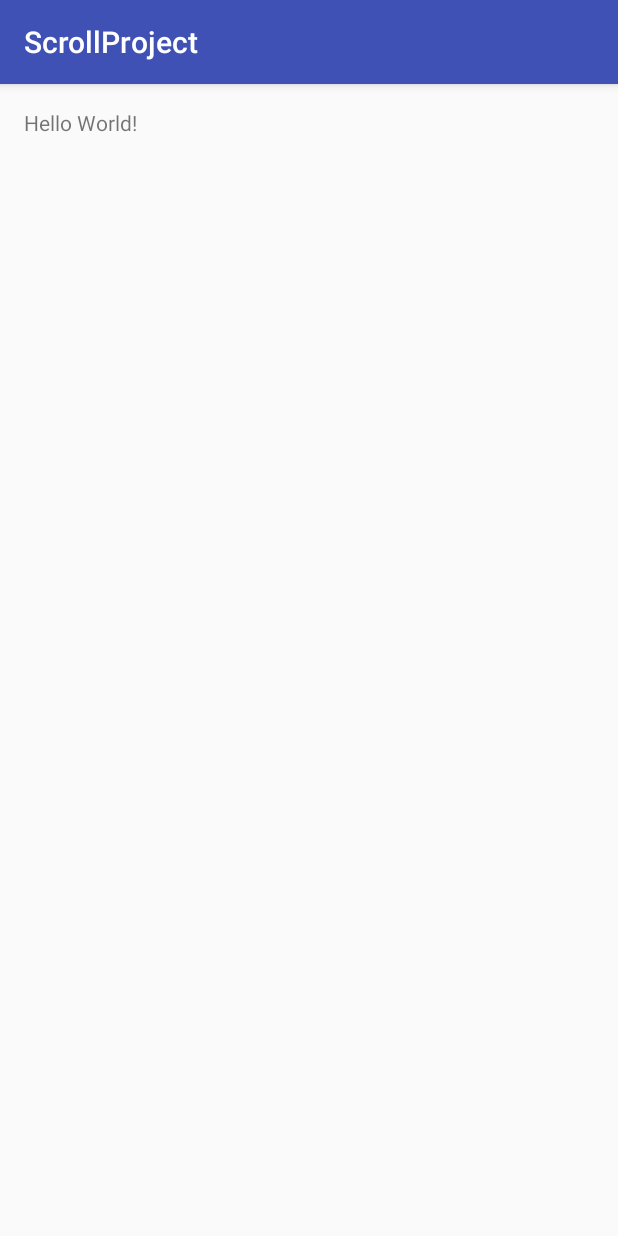
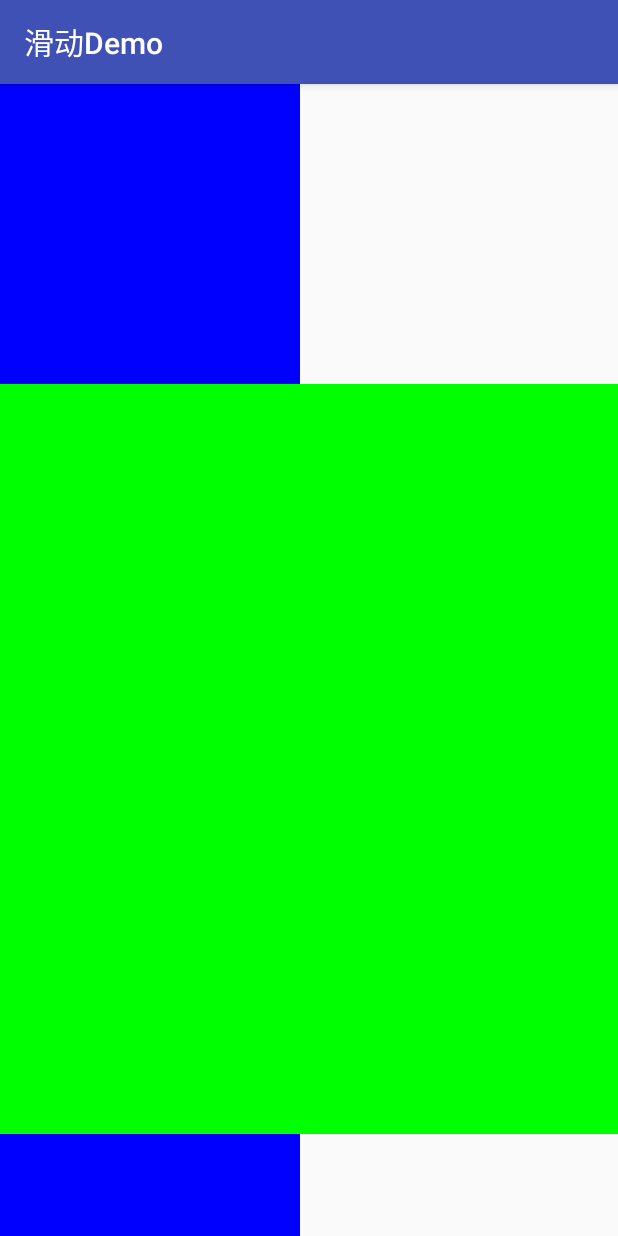
Before and after one commit to zh405557524/ScrollProject, an Android app: the screen it shows after launch (MainActivity), on a phone screen of 412 x 824 dp. Run offline under Robolectric (Android 15) with nearby library versions, the phone set to English and light mode, and no system bars.

Commit message:
第二次提交

```diff
--- /dev/null
+++ b/ScrollProject/app/src/main/java/com/example/soul/scrollproject/HOverScrollView.java
@@ -0,0 +1,250 @@
+package com.example.soul.scrollproject;
+
+import android.content.Context;
+import android.graphics.Canvas;
+import android.graphics.Matrix;
+import android.support.v4.view.MotionEventCompat;
+import android.support.v4.widget.EdgeEffectCompat;
+import android.util.AttributeSet;
+import android.util.Log;
+import android.view.MotionEvent;
+import android.view.VelocityTracker;
+import android.view.ViewConfiguration;
+import android.view.ViewParent;
+import android.widget.LinearLayout;
+import android.widget.OverScroller;
+
+/**
+ * Created by soul on 16-6-17.
+ */
+public class HOverScrollView extends LinearLayout {
+
+    private static final int INVALID_ID = -1;
+    private int mActinvePOinterId = INVALID_ID;
+    private EdgeEffectCompat mEdgeEffectTop;
+    private EdgeEffectCompat mEdgeEffectBottom;
+    private OverScroller mScroller;
+    private int mOverscrollDistance;
+    private int mOverflingDistance;
+    private int mMaximumFlingVelocity;
+    private int mMinimumFlingVelocity;
+    private int mTouchSlop;
+    private VelocityTracker mVelocityTracker;
+    private float mLastY;
+
+    private boolean mIsBEingDragged = false;
+    private int mSecondaryPointerId;
+    private float mSecondaryLastY;
+
+    public HOverScrollView(Context context) {
+        this(context, null);
+    }
+
+    public HOverScrollView(Context context, AttributeSet attrs) {
+        this(context, attrs, 0);
+    }
+
+    public HOverScrollView(Context context, AttributeSet attrs, int defStyleAttr) {
+        super(context, attrs, defStyleAttr);
+        init(context);
+    }
+
+    private void init(Context context) {
+        ViewConfiguration configuration = ViewConfiguration.get(context);
+        mTouchSlop = configuration.getScaledTouchSlop();
+        mMinimumFlingVelocity = configuration.getScaledMinimumFlingVelocity();
+        mMaximumFlingVelocity = configuration.getScaledMaximumFlingVelocity();
+        mOverflingDistance = configuration.getScaledOverflingDistance();
+        mOverscrollDistance = configuration.getScaledOverscrollDistance();
+        mScroller = new OverScroller(context);
+        mEdgeEffectBottom = new EdgeEffectCompat(context);
+        mEdgeEffectTop = new EdgeEffectCompat(context);
+
+        mOverflingDistance = 50;
+
+        setOverScrollMode(OVER_SCROLL_ALWAYS);
+
+        setWillNotDraw(false);//必须
+
+    }
+
+    @Override
+    public void draw(Canvas canvas) {
+        super.draw(canvas);
+        if (mEdgeEffectTop != null) {
+            int scrollY = getScrollY();
+            if (!mEdgeEffectTop.isFinished()) {
+                int count = canvas.save();
+                int width = getWidth() - getPaddingLeft() - getPaddingRight();
+                canvas.translate(getPaddingLeft(), Math.min(0, scrollY));
+                mEdgeEffectTop.setSize(width, getHeight());
+                if (mEdgeEffectTop.draw(canvas)) {
+                    postInvalidate();
+                }
+                canvas.restoreToCount(count);
+            }
+        }
+
+        if (mEdgeEffectBottom != null) {
+            int scrollY = getScrollY();
+            if (mEdgeEffectBottom.isFinished()) {
+                int count = canvas.save();
+                int width = getWidth() - getPaddingLeft() - getPaddingRight();
+                canvas.translate(-width + getPaddingLeft(), Math.max(getScrollRange(), scrollY + getHeight()));
+                canvas.rotate(180, width, 0);
+                mEdgeEffectBottom.setSize(width, getHeight());
+                if (mEdgeEffectBottom.draw(canvas)) {
+                    postInvalidate();
+                }
+                canvas.restoreToCount(count);
+            }
+
+        }
+
+    }
+
+
+    @Override
+    public boolean onInterceptTouchEvent(MotionEvent event) {
+
+        int action = MotionEventCompat.getActionMasked(event);
+
+        switch (action) {
+            case MotionEvent.ACTION_DOWN:
+                int index = MotionEventCompat.getActionIndex(event);
+                float y = MotionEventCompat.getY(event, index);
+                //添加速度判断
+                initVelocityTrackerIfNotExist();
+                mVelocityTracker.addMovement(event);
+
+                mLastY = y;
+
+                mActinvePOinterId = MotionEventCompat.getPointerId(event, index);
+
+                //分两种情况，一种是初始动作，一个是界面正在滚动，down触摸停止滚动
+                mIsBEingDragged = mScroller.isFinished();
+                Log.i("Tag", "按下");
+                break;
+            case MotionEvent.ACTION_POINTER_DOWN://多点触碰
+                index = MotionEventCompat.getActionIndex(event);
+                mSecondaryPointerId = MotionEventCompat.getPointerId(event, index);
+                mSecondaryLastY = MotionEventCompat.getY(event, index);
+                break;
+            case MotionEvent.ACTION_MOVE:
+                Log.i("Tag", "移动");
+                index = MotionEventCompat.findPointerIndex(event, mActinvePOinterId);
+                y = MotionEventCompat.getY(event, index);
+                float yDIff = Math.abs(y - mLastY);
+                if (yDIff > mTouchSlop) {
+                    //是滚动状态啦
+                    mIsBEingDragged = true;
+                    mLastY = y;
+                    initVelocityTrackerIfNotExist();
+                    mVelocityTracker.addMovement(event);
+
+                    ViewParent parent = getParent();
+                    if (parent != null) {
+                        parent.requestDisallowInterceptTouchEvent(true);
+                    }
+                }
+                Log.i("Tag", "移动");
+
+                break;
+            case MotionEvent.ACTION_POINTER_UP:
+
+                break;
+            case MotionEvent.ACTION_CANCEL:
+            case MotionEvent.ACTION_UP:
+
+
+                break;
+
+        }
+        return mIsBEingDragged;
+
+    }
+
+    @Override
+    public boolean onTouchEvent(MotionEvent event) {
+        if (mScroller == null) {
+            return false;
+        }
+        initVelocityTrackerIfNotExist();
+        int action = MotionEventCompat.getActionMasked(event);
+        int index = -1;
+
+        switch (action) {
+            case MotionEvent.ACTION_DOWN:
+                mIsBEingDragged = mScroller.isFinished();
+
+                if (mIsBEingDragged) {
+
+                }
+                if (!mScroller.isFinished()) {
+                    mScroller.abortAnimation();
+                }
+                index = MotionEventCompat.getActionIndex(event);
+                mActinvePOinterId = MotionEventCompat.getPointerId(event, index);
+                mLastY = MotionEventCompat.getY(event, index);
+                break;
+            case MotionEvent.ACTION_MOVE:
+                if (mActinvePOinterId == INVALID_ID) {
+                    break;
+                }
+                index = MotionEventCompat.findPointerIndex(event, mActinvePOinterId);
+                if (index == -1) {
+                    break;
+                }
+                float y = MotionEventCompat.getY(event, index);
+                float deltaY = mLastY - y;
+
+                if (!mIsBEingDragged && Math.abs(deltaY) > mTouchSlop) {
+                    requestPanrentDisallowInterceptTouchEvent();
+                    mIsBEingDragged = true;
+                    //减少滑动的距离
+                    if (deltaY > 0) {
+                        deltaY -= mTouchSlop;
+                    } else {
+                        deltaY += mTouchSlop;
+                    }
+
+                }
+
+
+                break;
+
+
+        }
+        return true;
+
+    }
+
+    private void requestPanrentDisallowInterceptTouchEvent() {
+        ViewParent parent = getParent();
+        if (parent != null) {
+            parent.requestDisallowInterceptTouchEvent(true);
+        }
+
+    }
+
+    private void initVelocityTrackerIfNotExist() {
+        if (mVelocityTracker == null) {
+            mVelocityTracker = VelocityTracker.obtain();
+        }
+    }
+
+    private int getScrollRange() {
+        int scrollRange = 0;
+        if (getChildCount() > 0) {
+            int totalHeight = 0;
+            if (getChildCount() > 0) {
+                for (int i = 0; i < getChildCount(); i++) {
+                    totalHeight += getChildAt(i).getHeight();
+                }
+            }
+            scrollRange = Math.max(0, totalHeight - getHeight());
+        }
+
+        return scrollRange;
+    }
+}
--- a/ScrollProject/app/src/main/java/com/example/soul/scrollproject/MainActivity.java
+++ b/ScrollProject/app/src/main/java/com/example/soul/scrollproject/MainActivity.java
@@ -10,6 +10,5 @@ public class MainActivity extends AppCompatActivity {
     protected void onCreate(Bundle savedInstanceState) {
         super.onCreate(savedInstanceState);
         setContentView(R.layout.activity_main);
-        View viewById = findViewById(R.id.tv_fads);
     }
 }
--- a/ScrollProject/app/src/main/res/layout/activity_main.xml
+++ b/ScrollProject/app/src/main/res/layout/activity_main.xml
@@ -4,15 +4,39 @@
     xmlns:tools="http://schemas.android.com/tools"
     android:layout_width="match_parent"
     android:layout_height="match_parent"
-    android:paddingBottom="@dimen/activity_vertical_margin"
-    android:paddingLeft="@dimen/activity_horizontal_margin"
-    android:paddingRight="@dimen/activity_horizontal_margin"
-    android:paddingTop="@dimen/activity_vertical_margin"
     tools:context="com.example.soul.scrollproject.MainActivity">
 
-    <TextView
-        android:id="@+id/tv_fads"
-        android:layout_width="wrap_content"
-        android:layout_height="wrap_content"
-        android:text="Hello World!"/>
+    <com.example.soul.scrollproject.HOverScrollView
+        android:layout_width="match_parent"
+        android:layout_height="match_parent"
+        android:orientation="vertical">
+
+        <View
+            android:layout_width="200dp"
+            android:background="#0000ff"
+            android:layout_height="200dp"/>
+        <View
+            android:layout_width="500dp"
+            android:layout_height="500dp"
+            android:background="#00ff00"/>
+        <View
+            android:layout_width="200dp"
+            android:background="#0000ff"
+            android:layout_height="200dp"/>
+        <View
+            android:layout_width="500dp"
+            android:layout_height="500dp"
+            android:background="#00ff00"/>
+        <View
+            android:layout_width="200dp"
+            android:background="#0000ff"
+            android:layout_height="200dp"/>
+        <View
+            android:layout_width="500dp"
+            android:layout_height="500dp"
+            android:background="#00ff00"/>
+
+    </com.example.soul.scrollproject.HOverScrollView>
+
+
 </RelativeLayout>
--- a/ScrollProject/app/src/main/res/values/strings.xml
+++ b/ScrollProject/app/src/main/res/values/strings.xml
@@ -1,3 +1,3 @@
 <resources>
-    <string name="app_name">ScrollProject</string>
+    <string name="app_name">滑动Demo</string>
 </resources>
```
Also changed, not shown: 1 other file.
